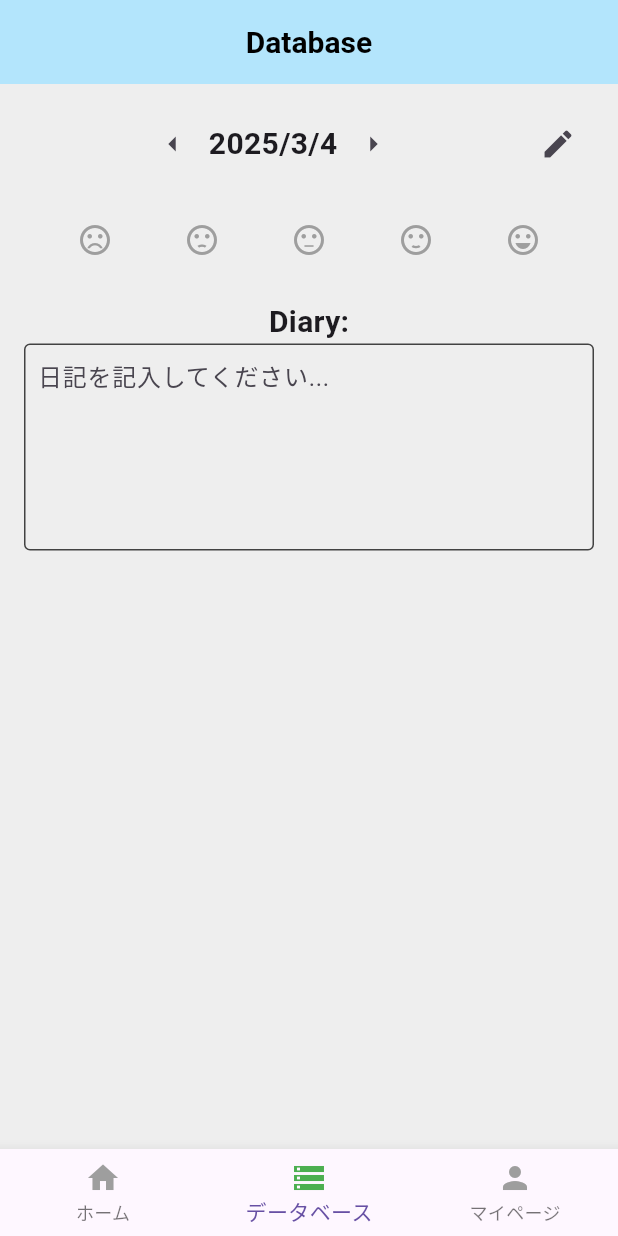
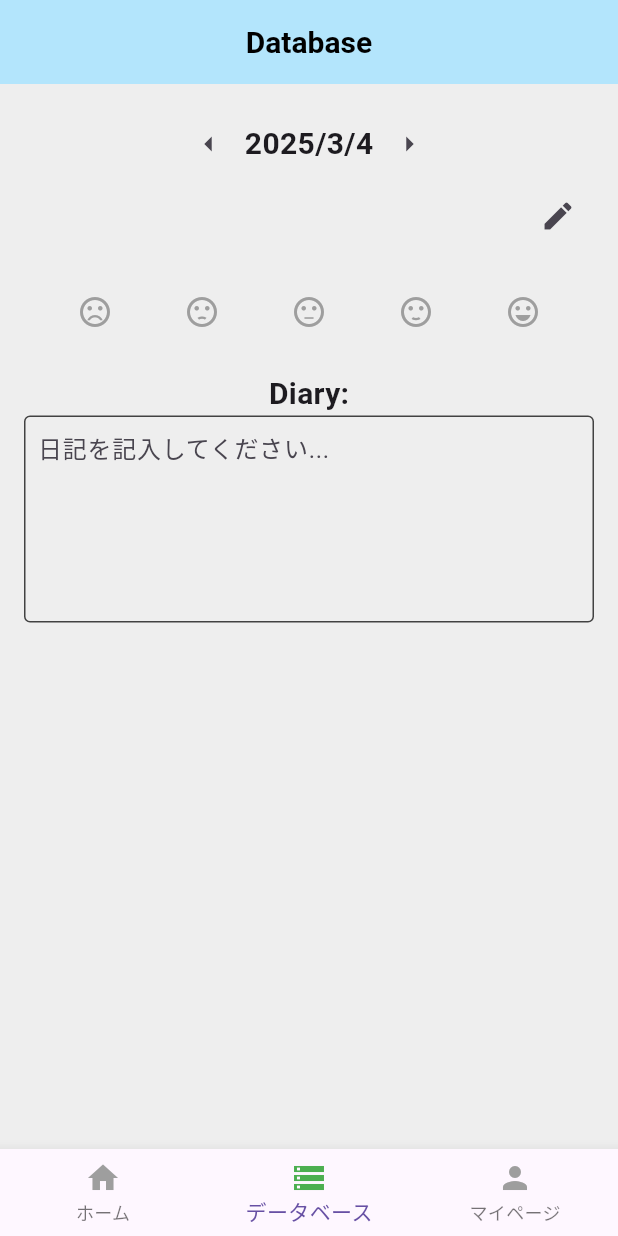
Before and after one commit to tsoyutaro/application_project, a Flutter app: the screen it shows after launch, item 2 of the bottom bar chosen, after a tap on the "arrow left" icon, on a phone screen of 412 x 824 dp. Run offline on Flutter 3.47's test engine with Material 3 defaults, Android fonts, the phone set to English and light mode, and no system bars; our stand-ins replace firebase_core; accounts and stored records are empty.

Commit message:
エラーハンドリングとUIの修正

```diff
--- a/lib/main.dart
+++ b/lib/main.dart
@@ -2,7 +2,7 @@ import 'package:flutter/material.dart';
 
 // グローバル変数（ホームで選択した気分と日記の情報を保持するため）
 Map<String, int> globalMoodMap = {};
-Map<String, String> globalDiaryMap = {}; // 今回は仮置きのため未使用
+Map<String, String> globalDiaryMap = {};
 
 // 気分アイコンのグローバル定数
 const List<IconData> kMoodIcons = [
@@ -31,7 +31,7 @@ class MyApp extends StatelessWidget {
   @override
   Widget build(BuildContext context) {
     return MaterialApp(
-      title: 'My Calendar Diary App',
+      title: 'Emonator',
       theme: ThemeData(primarySwatch: Colors.blue),
       home: MainScreen(),
     );
@@ -61,7 +61,7 @@ class _MainScreenState extends State<MainScreen> {
     // 各ページごとにヘッダーのタイトルを切り替え
     String appBarTitle;
     if (_selectedIndex == 0) {
-      appBarTitle = 'My Calendar Diary App';
+      appBarTitle = 'Emonator';
     } else if (_selectedIndex == 1) {
       appBarTitle = 'Database';
     } else {
@@ -86,27 +86,34 @@ class _MainScreenState extends State<MainScreen> {
           _selectedIndex == 0
               ? FloatingActionButton(
                 onPressed: () async {
-                  // 現在の日付（年、月、日）を取得
+                  // 現在の日付を取得
                   DateTime now = DateTime.now();
                   DateTime today = DateTime(now.year, now.month, now.day);
-                  // DiaryPage へ遷移（firebase連携は未実装）
+                  try {
                     int? selectedMood = await Navigator.push(
                       context,
                       MaterialPageRoute(
                         builder: (context) => DiaryPage(date: today),
                       ),
                     );
-                  // 戻り値（選択した気分）があればグローバル変数に更新
                     if (selectedMood != null) {
                       String key = '${today.year}-${today.month}-${today.day}';
                       globalMoodMap[key] = selectedMood;
                       globalMoodNotifier.value = Map.from(globalMoodMap);
+                      if (mounted) {
                         setState(() {});
+                      }
+                    }
+                  } catch (e) {
+                    ScaffoldMessenger.of(context).showSnackBar(
+                      SnackBar(content: Text('DiaryPage への遷移中にエラーが発生しました: $e')),
+                    );
                   }
                 },
                 child: Icon(Icons.today),
               )
               : null,
+
       body: IndexedStack(index: _selectedIndex, children: _pages),
       bottomNavigationBar: BottomNavigationBar(
         items: <BottomNavigationBarItem>[
@@ -193,6 +200,7 @@ class _HomePageState extends State<HomePage> {
               ),
               GestureDetector(
                 onTap: () async {
+                  try {
                     DateTime? picked = await showDatePicker(
                       context: context,
                       initialDate: _selectedMonth,
@@ -204,12 +212,18 @@ class _HomePageState extends State<HomePage> {
                         _selectedMonth = DateTime(picked.year, picked.month, 1);
                       });
                     }
+                  } catch (e) {
+                    ScaffoldMessenger.of(context).showSnackBar(
+                      SnackBar(content: Text('日付選択中にエラーが発生しました: $e')),
+                    );
+                  }
                 },
                 child: Text(
                   '${_selectedMonth.year}年${_selectedMonth.month}月',
                   style: TextStyle(fontSize: 20, fontWeight: FontWeight.bold),
                 ),
               ),
+
               IconButton(
                 icon: Icon(Icons.arrow_right),
                 onPressed: () {
@@ -240,14 +254,18 @@ class _HomePageState extends State<HomePage> {
           ),
           // 3. カレンダーグリッド
           Expanded(
-            child: Padding(
-              padding: const EdgeInsets.all(8.0),
             child: GridView.builder(
-                gridDelegate: const SliverGridDelegateWithFixedCrossAxisCount(
+              // ここを追加
+              //shrinkWrap: true,
+              physics:
+                  const BouncingScrollPhysics(), // または AlwaysScrollableScrollPhysics()
+              gridDelegate: SliverGridDelegateWithFixedCrossAxisCount(
                 crossAxisCount: 7,
                 crossAxisSpacing: 4,
                 mainAxisSpacing: 4,
+                childAspectRatio: 1.0, // <-- 高さ方向にゆとりをもたせる
               ),
+
               itemCount: totalCells,
               itemBuilder: (context, index) {
                 if (index < weekdayOffset) {
@@ -267,63 +285,70 @@ class _HomePageState extends State<HomePage> {
                       (now.year == cellDate.year &&
                           now.month == cellDate.month &&
                           now.day == cellDate.day);
+                  // 日付表示用のウィジェットを共通化
+                  Widget dayCircle = Container(
+                    width: 30,
+                    height: 30,
+                    decoration: BoxDecoration(
+                      shape: BoxShape.circle,
+                      color:
+                          isToday ? Colors.blue.shade900 : Colors.transparent,
+                    ),
+                    child: Center(
+                      child: Text(
+                        '$day',
+                        style: TextStyle(
+                          color: isToday ? Colors.white : Colors.black,
+                        ),
+                      ),
+                    ),
+                  );
                   // カレンダーグリッド内の日付セル（itemBuilder 内）
                   return Column(
                     mainAxisAlignment: MainAxisAlignment.center,
                     children: [
-                        Text('$day'),
+                      // 日付の部分：当日は背景付き（例：濃い青）で日付を白文字表示
+                      dayCircle,
                       const SizedBox(height: 4),
+                      // 気分ボタン：全日共通のサイズに統一
                       GestureDetector(
                         onTap: () async {
-                            // DiaryPage へ遷移
                           int? selectedMood = await Navigator.push(
                             context,
                             MaterialPageRoute(
                               builder: (context) => DiaryPage(date: cellDate),
                             ),
                           );
-                            // 戻り値（選択した気分）があればグローバル変数に更新
                           if (selectedMood != null) {
                             globalMoodMap[key] = selectedMood;
-                              globalMoodNotifier.value = Map.from(
-                                globalMoodMap,
-                              );
+                            globalMoodNotifier.value = Map.from(globalMoodMap);
                             setState(() {});
                           }
                         },
                         child: ValueListenableBuilder<Map<String, int>>(
                           valueListenable: globalMoodNotifier,
                           builder: (context, moodMap, child) {
+                            const double buttonSize = 20;
                             final bool hasMood = moodMap.containsKey(key);
-                              // 未入力の場合は薄い青、入力済みなら濃い青
-                              Color bgColor =
-                                  hasMood
-                                      ? Colors.blue.shade900
-                                      : Colors.lightBlue.shade100;
                             return Container(
-                                width: isToday ? 30 : 24,
-                                height: isToday ? 30 : 24,
+                              width: buttonSize,
+                              height: buttonSize,
                               decoration: BoxDecoration(
                                 shape: BoxShape.circle,
-                                  color: bgColor,
-                                  // 本日の場合は枠線を追加
-                                  border:
-                                      isToday
-                                          ? Border.all(
-                                            color: Colors.blue.shade900,
-                                            width: 2,
-                                          )
-                                          : null,
+                                color:
+                                    hasMood
+                                        ? Colors.transparent
+                                        : Colors.lightBlue.shade100,
                               ),
                               child: Center(
                                 child:
                                     hasMood
                                         ? Icon(
                                           kMoodIcons[moodMap[key]!],
-                                            size: isToday ? 20 : 16,
-                                            color: Colors.white,
+                                          size: buttonSize,
+                                          color: Colors.blue.shade900,
                                         )
-                                          : Container(), // 未入力の場合は中身は空
+                                        : Container(),
                               ),
                             );
                           },
@@ -333,7 +358,6 @@ class _HomePageState extends State<HomePage> {
                   );
                 }
               },
-              ),
             ),
           ),
         ],
@@ -371,11 +395,15 @@ class _DiaryPageState extends State<DiaryPage> {
   void initState() {
     super.initState();
     _currentDate = widget.date;
-    // すでにグローバル変数に気分が設定されている場合は、初期状態として反映
     String key =
         '${_currentDate.year}-${_currentDate.month}-${_currentDate.day}';
+    // 既存の気分を反映
     if (globalMoodMap.containsKey(key)) {
       _selectedMoodIndex = globalMoodMap[key]!;
+    }
+    // 既存の日記内容を反映
+    if (globalDiaryMap.containsKey(key)) {
+      _diaryController.text = globalDiaryMap[key]!;
     }
   }
 
@@ -387,6 +415,7 @@ class _DiaryPageState extends State<DiaryPage> {
         // タップで日付変更可能なタイトル
         title: GestureDetector(
           onTap: () async {
+            try {
               DateTime? picked = await showDatePicker(
                 context: context,
                 initialDate: _currentDate,
@@ -397,6 +426,11 @@ class _DiaryPageState extends State<DiaryPage> {
                 setState(() {
                   _currentDate = picked;
                 });
+              }
+            } catch (e) {
+              ScaffoldMessenger.of(
+                context,
+              ).showSnackBar(SnackBar(content: Text('日付選択中にエラーが発生しました: $e')));
             }
           },
           child: Text(
@@ -448,11 +482,27 @@ class _DiaryPageState extends State<DiaryPage> {
         child: ElevatedButton(
           child: const Text('完了'),
           onPressed: () {
+            if (_diaryController.text.length > 100) {
+              ScaffoldMessenger.of(
+                context,
+              ).showSnackBar(SnackBar(content: Text('日記は100文字以内で入力してください')));
+              return;
+            }
+            try {
+              ScaffoldMessenger.of(context).clearSnackBars();
               String key =
                   '${_currentDate.year}-${_currentDate.month}-${_currentDate.day}';
               globalDiaryMap[key] = _diaryController.text;
               globalDiaryNotifier.value = Map.from(globalDiaryMap);
-            Navigator.pop(context, _selectedMoodIndex);
+              // 気分が未選択の場合は null を返して、更新しない状態を維持する
+              int? moodToReturn =
+                  (_selectedMoodIndex == -1) ? null : _selectedMoodIndex;
+              Navigator.pop(context, moodToReturn);
+            } catch (e) {
+              ScaffoldMessenger.of(
+                context,
+              ).showSnackBar(SnackBar(content: Text('保存中にエラーが発生しました: $e')));
+            }
           },
         ),
       ),
@@ -487,8 +537,8 @@ class _DatabasePageState extends State<DatabasePage> {
     String key =
         '${_selectedDate.year}-${_selectedDate.month}-${_selectedDate.day}';
     _diaryController = TextEditingController(text: globalDiaryMap[key] ?? '');
-    // ホームで選択されている気分があれば反映、なければ中立（index: 2）をデフォルトに
-    _localMood = globalMoodMap[key] ?? 2;
+    // ホームで選択された気分があれば反映、なければ null（何も選択されていない状態）にする
+    _localMood = globalMoodMap[key];
   }
 
   // 日付を1日進めたり戻したりするヘルパーメソッド
@@ -498,17 +548,17 @@ class _DatabasePageState extends State<DatabasePage> {
       String newKey =
           '${_selectedDate.year}-${_selectedDate.month}-${_selectedDate.day}';
       _diaryController.text = globalDiaryMap[newKey] ?? '';
-      _localMood = globalMoodMap[newKey] ?? 2;
+      _localMood = globalMoodMap[newKey]; // デフォルト値なし
     });
   }
 
   Widget _buildDateRow() {
     String dateText =
         '${_selectedDate.year}/${_selectedDate.month}/${_selectedDate.day}';
-    return Row(
+    return Column(
       children: [
-        Expanded(
-          child: Row(
+        // 1行目：日付表示と左右矢印（センター配置）
+        Row(
           mainAxisAlignment: MainAxisAlignment.center,
           children: [
             IconButton(
@@ -519,6 +569,7 @@ class _DatabasePageState extends State<DatabasePage> {
             ),
             GestureDetector(
               onTap: () async {
+                try {
                   DateTime? picked = await showDatePicker(
                     context: context,
                     initialDate: _selectedDate,
@@ -531,8 +582,13 @@ class _DatabasePageState extends State<DatabasePage> {
                       String newKey =
                           '${_selectedDate.year}-${_selectedDate.month}-${_selectedDate.day}';
                       _diaryController.text = globalDiaryMap[newKey] ?? '';
-                      _localMood = globalMoodMap[newKey] ?? 2;
+                      _localMood = globalMoodMap[newKey]; // デフォルト値なし
                     });
+                  }
+                } catch (e) {
+                  ScaffoldMessenger.of(context).showSnackBar(
+                    SnackBar(content: Text('日付選択中にエラーが発生しました: $e')),
+                  );
                 }
               },
               child: Text(
@@ -548,14 +604,22 @@ class _DatabasePageState extends State<DatabasePage> {
             ),
           ],
         ),
-        ),
-        // 編集ボタンを右端に配置
+        // 2行目：編集ボタン（右寄せ）
+        Row(
+          mainAxisAlignment: MainAxisAlignment.end,
+          children: [
             IconButton(
               icon: Icon(_isEditing ? Icons.check : Icons.edit),
               tooltip: _isEditing ? '編集OFF' : '編集ON',
               onPressed: () {
-            setState(() {
+                // 編集モードを解除する際に文字数チェックを実施
                 if (_isEditing) {
+                  if (_diaryController.text.length > 100) {
+                    ScaffoldMessenger.of(context).showSnackBar(
+                      SnackBar(content: Text('日記は100文字以内で入力してください')),
+                    );
+                    return; // エラー発生時は編集モードを解除しない
+                  }
                   String key =
                       '${_selectedDate.year}-${_selectedDate.month}-${_selectedDate.day}';
                   if (_localMood != null) {
@@ -563,9 +627,12 @@ class _DatabasePageState extends State<DatabasePage> {
                     globalMoodNotifier.value = Map.from(globalMoodMap);
                   }
                 }
+                setState(() {
                   _isEditing = !_isEditing;
                 });
               },
+            ),
+          ],
         ),
       ],
     );
@@ -633,10 +700,7 @@ class _DatabasePageState extends State<DatabasePage> {
             const SizedBox(height: 16),
             Text(
               'Diary:',
-              style: TextStyle(
-                fontWeight: FontWeight.bold,
-                fontSize: 20, // フォントサイズを20に設定（お好みで調整）
-              ),
+              style: TextStyle(fontWeight: FontWeight.bold, fontSize: 20),
             ),
             ValueListenableBuilder<Map<String, String>>(
               valueListenable: globalDiaryNotifier,
@@ -648,7 +712,7 @@ class _DatabasePageState extends State<DatabasePage> {
                 return Container(
                   padding: const EdgeInsets.all(8.0),
                   decoration: BoxDecoration(
-                    border: Border.all(color: Colors.grey.shade800), // 濃い枠線
+                    border: Border.all(color: Colors.grey.shade800),
                     borderRadius: BorderRadius.circular(4.0),
                   ),
                   child: TextField(
```
Lines whose indentation alone changed are shown as unchanged.
